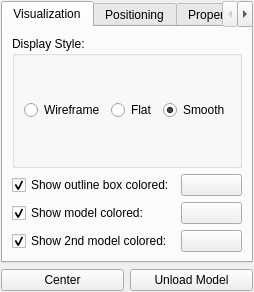
Above: Gorgon/src_ui/ui_dialog_model_visualization.ui from GorgonCryoEM/Gorgon before the change. Below: the same form after it.
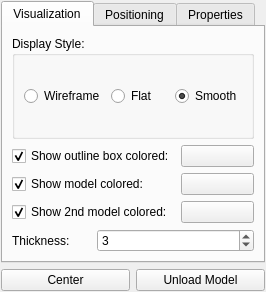
That is the form after the change. Custom widgets are drawn as their Qt base class.

What changed in the file:
```diff
--- a/Gorgon/src_ui/ui_dialog_model_visualization.ui
+++ b/Gorgon/src_ui/ui_dialog_model_visualization.ui
@@ -5,8 +5,8 @@
    <rect>
     <x>0</x>
     <y>0</y>
-    <width>228</width>
-    <height>262</height>
+    <width>241</width>
+    <height>263</height>
    </rect>
   </property>
   <property name="windowTitle" >
@@ -41,7 +41,7 @@
        <string>Visualization</string>
       </attribute>
       <layout class="QGridLayout" >
-       <item row="0" column="0" colspan="2" >
+       <item row="0" column="0" colspan="3" >
         <widget class="QGroupBox" name="groupBoxDisplayStyle" >
          <property name="sizePolicy" >
           <sizepolicy vsizetype="Minimum" hsizetype="Minimum" >
@@ -80,7 +80,7 @@
          </layout>
         </widget>
        </item>
-       <item row="1" column="0" >
+       <item row="1" column="0" colspan="2" >
         <widget class="QCheckBox" name="checkBoxBoundingBox" >
          <property name="text" >
           <string>Show outline box colored:</string>
@@ -90,7 +90,7 @@
          </property>
         </widget>
        </item>
-       <item row="1" column="1" >
+       <item row="1" column="2" >
         <widget class="ColoredPushButton" name="pushButtonBoundingBoxColor" >
          <property name="sizePolicy" >
           <sizepolicy vsizetype="Minimum" hsizetype="Minimum" >
@@ -103,7 +103,7 @@
          </property>
         </widget>
        </item>
-       <item row="2" column="0" >
+       <item row="2" column="0" colspan="2" >
         <widget class="QCheckBox" name="checkBoxModelVisible" >
          <property name="text" >
           <string>Show model colored:</string>
@@ -113,7 +113,7 @@
          </property>
         </widget>
        </item>
-       <item row="2" column="1" >
+       <item row="2" column="2" >
         <widget class="ColoredPushButton" name="pushButtonModelColor" >
          <property name="sizePolicy" >
           <sizepolicy vsizetype="Minimum" hsizetype="Minimum" >
@@ -126,7 +126,7 @@
          </property>
         </widget>
        </item>
-       <item row="3" column="0" >
+       <item row="3" column="0" colspan="2" >
         <widget class="QCheckBox" name="checkBoxModel2Visible" >
          <property name="text" >
           <string>Show 2nd model colored:</string>
@@ -136,7 +136,7 @@
          </property>
         </widget>
        </item>
-       <item row="3" column="1" >
+       <item row="3" column="2" >
         <widget class="ColoredPushButton" name="pushButtonModel2Color" >
          <property name="sizePolicy" >
           <sizepolicy vsizetype="Minimum" hsizetype="Minimum" >
@@ -149,6 +149,20 @@
          </property>
         </widget>
        </item>
+       <item row="4" column="0" >
+        <widget class="QLabel" name="labelThickness" >
+         <property name="text" >
+          <string>Thickness:</string>
+         </property>
+        </widget>
+       </item>
+       <item row="4" column="1" colspan="2" >
+        <widget class="QSpinBox" name="spinBoxThickness" >
+         <property name="value" >
+          <number>3</number>
+         </property>
+        </widget>
+       </item>
       </layout>
      </widget>
      <widget class="QWidget" name="tab_2" >
```
Left out of the diff: 17 changed lines with no effect on the pictures.
